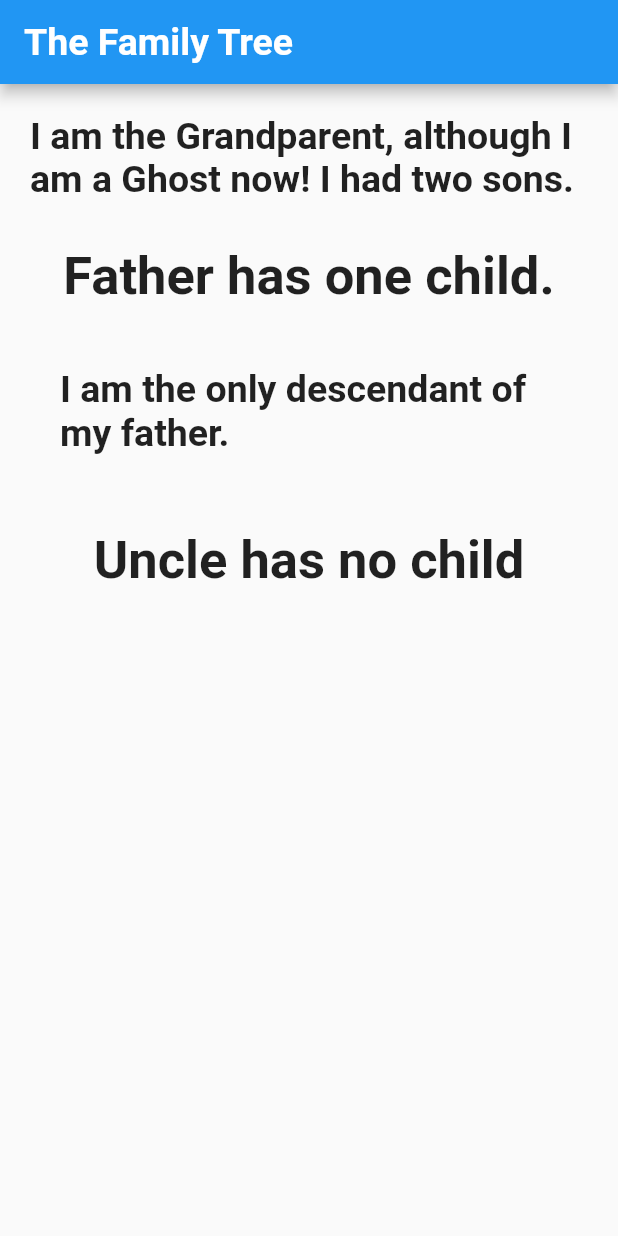
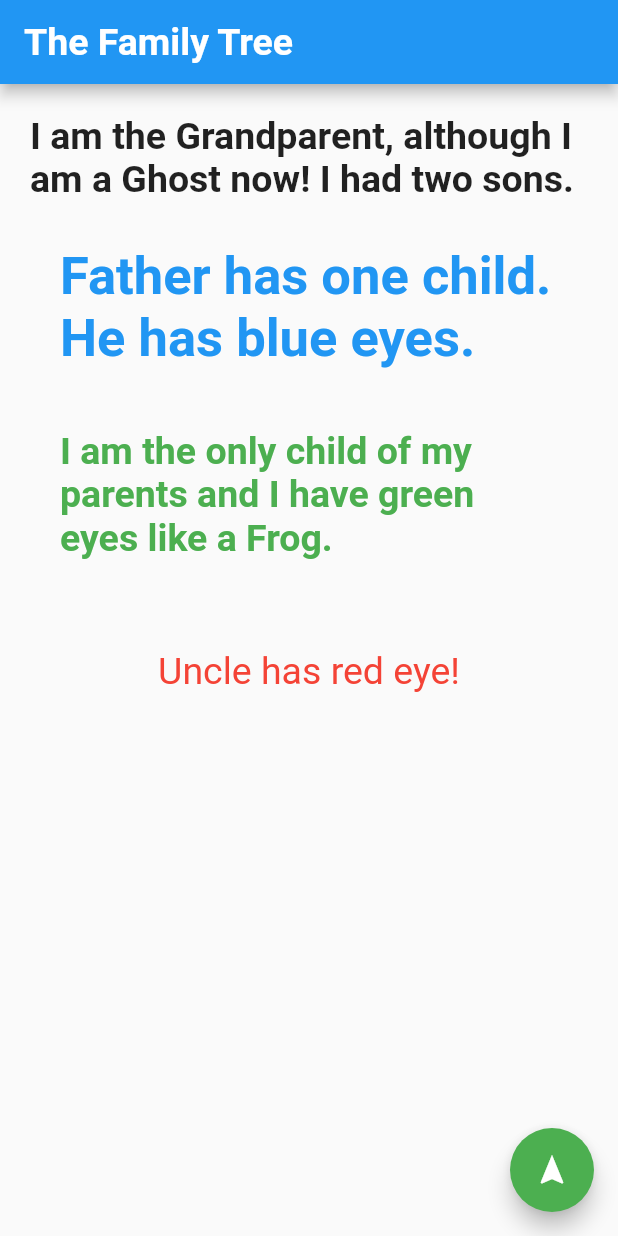
Before and after one commit to sanjibsinha/inherited_widget_explained, a Flutter app: the screen it shows after launch, on a phone screen of 412 x 824 dp. Run offline on Flutter 3.47's test engine with Material 2 defaults, Android fonts, the phone set to English and light mode, and no system bars.

Commit message:
Third Commit

```diff
--- a/lib/main.dart
+++ b/lib/main.dart
@@ -31,6 +31,14 @@ class _InheritedWidgetPageState extends State<InheritedWidgetPage> {
         ),
       ),
       body: GrandParent(),
+      floatingActionButton: FloatingActionButton(
+        onPressed: () {
+          // Add your onPressed code here!
+          setState(() {});
+        },
+        child: Icon(Icons.navigation),
+        backgroundColor: Colors.green,
+      ),
     );
   }
 }
@@ -70,8 +78,11 @@ class FatherClass extends StatelessWidget {
           margin: EdgeInsets.all(10.0),
           padding: EdgeInsets.all(10.0),
           child: Text(
-            'Father has one child.',
-            style: TextStyle(fontWeight: FontWeight.bold, fontSize: 35.0),
+            'Father has one child. He has blue eyes.',
+            style: TextStyle(
+                fontWeight: FontWeight.bold,
+                fontSize: 35.0,
+                color: Colors.blue),
           ),
         ),
         IAmTheOnlyChildOfMyFather(),
@@ -88,8 +99,8 @@ class UncleClass extends StatelessWidget {
         margin: EdgeInsets.all(10.0),
         padding: EdgeInsets.all(10.0),
         child: Text(
-          'Uncle has no child',
-          style: TextStyle(fontWeight: FontWeight.bold, fontSize: 35.0),
+          'Uncle has red eye!',
+          style: TextStyle(fontSize: 25.0, color: Colors.red),
         ),
       ),
     );
@@ -108,10 +119,46 @@ class _IAmTheOnlyChildOfMyFatherState extends State<IAmTheOnlyChildOfMyFather> {
     return Container(
       margin: EdgeInsets.all(10.0),
       padding: EdgeInsets.all(10.0),
-      child: Text(
-        'I am the only descendant of my father.',
-        style: TextStyle(fontWeight: FontWeight.bold, fontSize: 25.0),
+      child: EyeColor(
+        color: Colors.green,
+        child: Builder(
+          builder: (BuildContext innerContext) {
+            return Column(
+              children: [
+                Text(
+                  'I am the only child of my parents and I have green eyes like a Frog.',
+                  style: TextStyle(
+                      color: EyeColor.of(innerContext).color,
+                      fontSize: 25.0,
+                      fontWeight: FontWeight.bold),
+                ),
+                SizedBox(
+                  height: 10.0,
+                ),
+              ],
+            );
+          },
+        ),
       ),
     );
   }
 }
+
+class EyeColor extends InheritedWidget {
+  const EyeColor({
+    Key key,
+    @required this.color,
+    @required Widget child,
+  })  : assert(color != null),
+        assert(child != null),
+        super(key: key, child: child);
+
+  final Color color;
+
+  static EyeColor of(BuildContext context) {
+    return context.dependOnInheritedWidgetOfExactType<EyeColor>();
+  }
+
+  @override
+  bool updateShouldNotify(EyeColor old) => color != old.color;
+}
```
Also changed, not shown: 1 other file.
